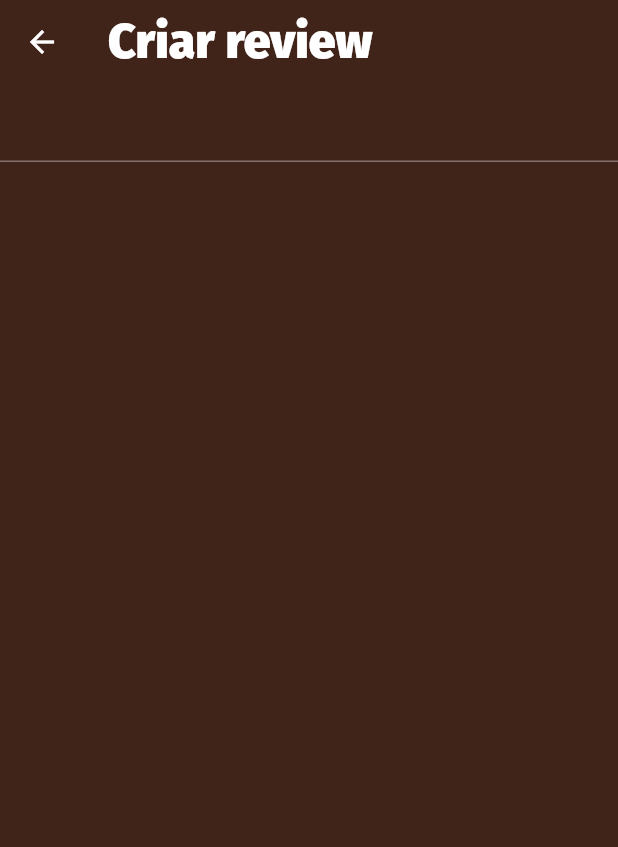
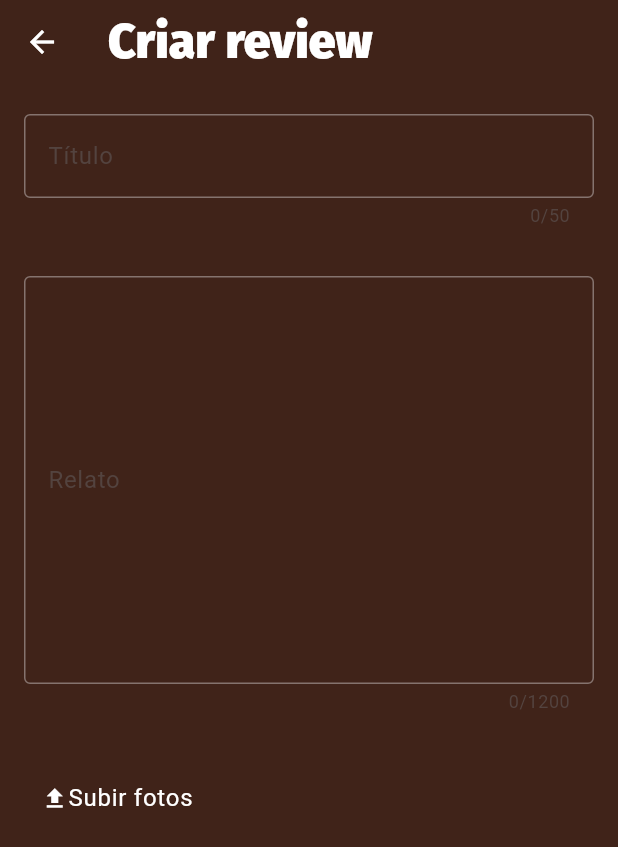
Before and after one commit to JoVi0li/kikagada, a Flutter app: the CreateReviewScreen screen opened by its route, on a phone screen of 412 x 824 dp. Shown: the top 847 px of the screen. Run offline on Flutter 3.47's test engine with Material 2 defaults, Android fonts, the phone set to English and light mode, and no system bars; our stand-ins replace cloud_firestore, file_picker, firebase_auth, firebase_core, firebase_storage, flutter_svg and 3 more; accounts and stored records are empty; project files that could hold a hidden picture were left out.

```diff
--- a/lib/modules/review/presenter/screens/create_review_screen.dart
+++ b/lib/modules/review/presenter/screens/create_review_screen.dart
@@ -1,5 +1,7 @@
 import 'package:flutter/material.dart';
+import 'package:kikagada/modules/review/presenter/controllers/create_review_controller.dart';
 import 'package:kikagada/shared/components/app_bar_component.dart';
+import 'package:kikagada/shared/components/error_dialog_component.dart';
 
 class CreateReviewScreen extends StatefulWidget {
   const CreateReviewScreen({super.key});
@@ -9,6 +11,34 @@ class CreateReviewScreen extends StatefulWidget {
 }
 
 class _CreateReviewScreenState extends State<CreateReviewScreen> {
+  late final ICreateReviewController _controller;
+
+  @override
+  void initState() {
+    super.initState();
+    _controller = CreateReviewController();
+    _controller.initController();
+  }
+
+  @override
+  void dispose() {
+    super.dispose();
+    _controller.disposeController();
+  }
+
+  Future<void> pickImages(BuildContext context) async {
+    final (_, error) = await _controller.pickPhotos(context);
+
+    setState(() {});
+
+    if (error != null) {
+      showDialog(
+        context: context,
+        builder: (ctx) => ErrorDialogComponent(errorMessage: error.error),
+      );
+    }
+  }
+
   @override
   Widget build(BuildContext context) {
     return Scaffold(
@@ -20,10 +50,67 @@ class _CreateReviewScreenState extends State<CreateReviewScreen> {
         ),
       ),
       body: SingleChildScrollView(
+        padding: const EdgeInsets.all(16),
         child: Form(
           child: Column(
             children: [
-              TextFormField(),
+              TextFormField(
+                controller: _controller.titleController,
+                style: Theme.of(context)
+                    .textTheme
+                    .bodyLarge
+                    ?.copyWith(color: Colors.white),
+                maxLength: 50,
+                decoration: const InputDecoration(
+                  border: OutlineInputBorder(),
+                  labelText: 'Título',
+                ),
+              ),
+              const SizedBox(height: 32),
+              TextFormField(
+                controller: _controller.bodyController,
+                style: Theme.of(context)
+                    .textTheme
+                    .bodyLarge
+                    ?.copyWith(color: Colors.white),
+                maxLines: 10,
+                maxLength: 1200,
+                decoration: const InputDecoration(
+                  border: OutlineInputBorder(),
+                  labelText: 'Relato',
+                ),
+              ),
+              const SizedBox(height: 32),
+              TextButton(
+                onPressed: () async => await pickImages(context),
+                child: Row(
+                  children: [
+                    const Icon(
+                      Icons.upload,
+                      color: Colors.white,
+                    ),
+                    Text(
+                      'Subir fotos',
+                      style: Theme.of(context)
+                          .textTheme
+                          .bodyLarge
+                          ?.copyWith(color: Colors.white),
+                    ),
+                  ],
+                ),
+              ),
+              SizedBox(
+                width: MediaQuery.sizeOf(context).width,
+                height: 200,
+                child: ListView.builder(
+                  scrollDirection: Axis.vertical,
+                  itemCount: _controller.photos.length,
+                  itemBuilder: (ctx, index) {
+                    return ListTile(
+                        title: Text(_controller.photos[index].path));
+                  },
+                ),
+              ),
             ],
           ),
         ),
--- a/pubspec.yaml
+++ b/pubspec.yaml
@@ -20,6 +20,7 @@ dependencies:
   file_picker: ^5.5.0
   flutter_svg: ^2.0.7
   flutter_rating_bar: ^4.0.1
+  permission_handler: ^11.0.1
 
 dev_dependencies:
   flutter_test:
```
Also changed, not shown: lib/modules/review/presenter/controllers/create_review_controller.dart (+38 -12 lines), 1 other file.
